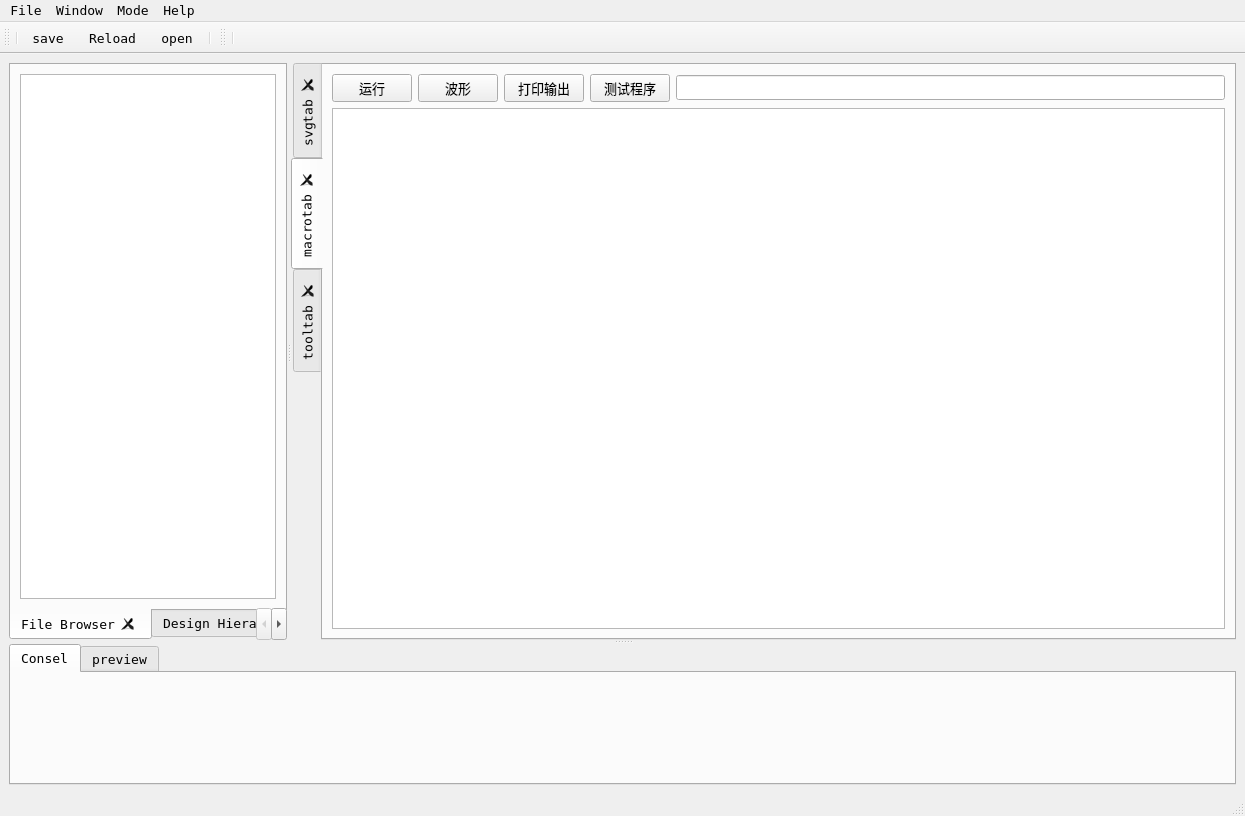
henry-czh/cbs_smt, file ui/uvs.ui: the form before one commit.
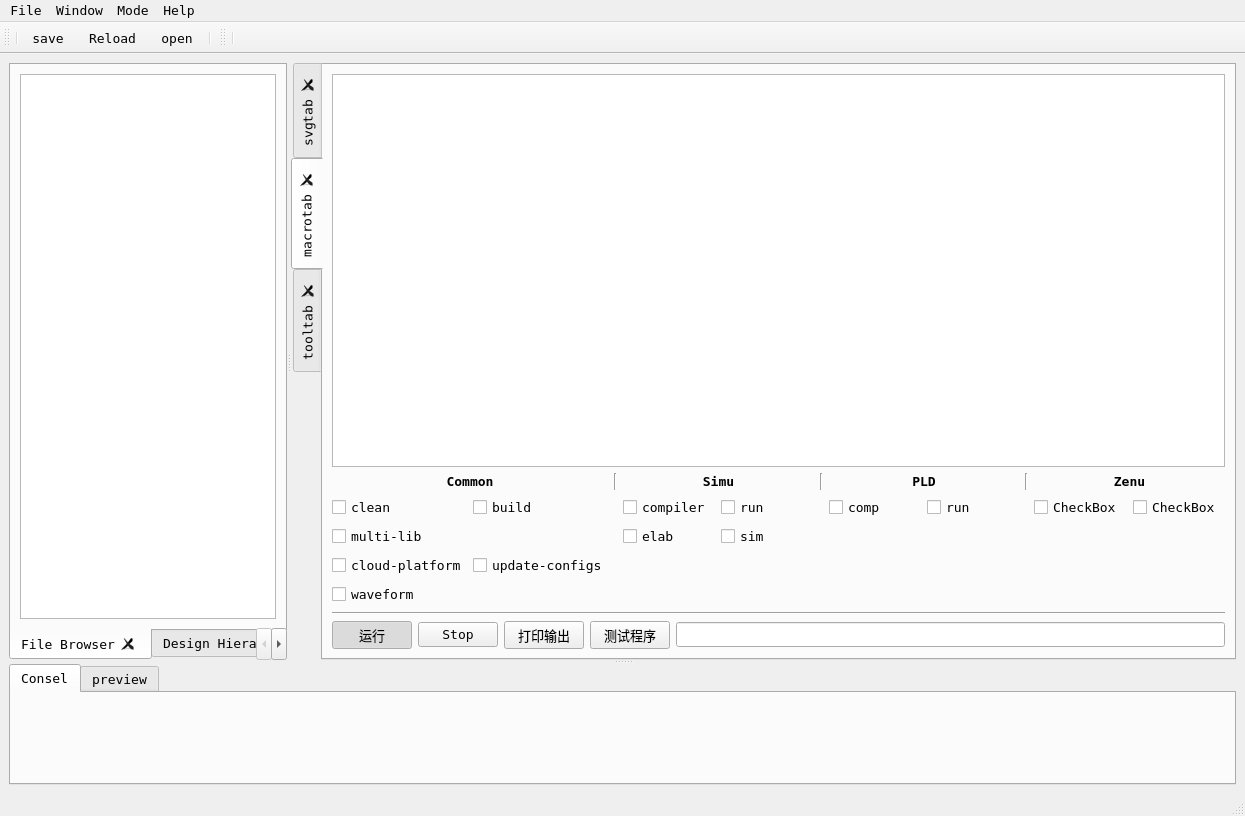
The form after the commit. The open tabs and pages were chosen to show the change. Icons and pictures are not drawn.

Patch:
```diff
--- a/ui/uvs.ui
+++ b/ui/uvs.ui
@@ -47,7 +47,7 @@
      <widget class="QSplitter" name="splitter_2">
       <property name="sizePolicy">
        <sizepolicy hsizetype="Expanding" vsizetype="Expanding">
-        <horstretch>8</horstretch>
+        <horstretch>7</horstretch>
         <verstretch>0</verstretch>
        </sizepolicy>
       </property>
@@ -357,52 +357,6 @@
           <string>macrotab</string>
          </attribute>
          <layout class="QVBoxLayout" name="verticalLayout_4">
-          <item>
-           <layout class="QHBoxLayout" name="horizontalLayout">
-            <item>
-             <widget class="QPushButton" name="pushButton_2">
-              <property name="text">
-               <string>运行</string>
-              </property>
-              <property name="icon">
-               <iconset>
-                <normaloff>ico/new_doc.png</normaloff>ico/new_doc.png</iconset>
-              </property>
-             </widget>
-            </item>
-            <item>
-             <widget class="QPushButton" name="pushButton">
-              <property name="text">
-               <string>波形</string>
-              </property>
-             </widget>
-            </item>
-            <item>
-             <widget class="QPushButton" name="pushButton_3">
-              <property name="text">
-               <string>打印输出</string>
-              </property>
-             </widget>
-            </item>
-            <item>
-             <widget class="QPushButton" name="pushButton_4">
-              <property name="text">
-               <string>测试程序</string>
-              </property>
-             </widget>
-            </item>
-            <item>
-             <widget class="QLineEdit" name="lineEdit">
-              <property name="tabletTracking">
-               <bool>true</bool>
-              </property>
-              <property name="clearButtonEnabled">
-               <bool>true</bool>
-              </property>
-             </widget>
-            </item>
-           </layout>
-          </item>
           <item>
            <widget class="QTableWidget" name="diag_table">
             <property name="dragEnabled">
@@ -440,6 +394,252 @@
             </attribute>
            </widget>
           </item>
+          <item>
+           <layout class="QGridLayout" name="gridLayout">
+            <item row="1" column="10">
+             <widget class="QCheckBox" name="checkBox_13">
+              <property name="text">
+               <string>CheckBox</string>
+              </property>
+             </widget>
+            </item>
+            <item row="0" column="6" colspan="2">
+             <widget class="QLabel" name="label_3">
+              <property name="font">
+               <font>
+                <weight>75</weight>
+                <bold>true</bold>
+               </font>
+              </property>
+              <property name="text">
+               <string>PLD</string>
+              </property>
+              <property name="alignment">
+               <set>Qt::AlignCenter</set>
+              </property>
+             </widget>
+            </item>
+            <item row="1" column="9">
+             <widget class="QCheckBox" name="checkBox_4">
+              <property name="text">
+               <string>CheckBox</string>
+              </property>
+             </widget>
+            </item>
+            <item row="1" column="0">
+             <widget class="QCheckBox" name="cleanCB">
+              <property name="text">
+               <string>clean</string>
+              </property>
+             </widget>
+            </item>
+            <item row="4" column="0">
+             <widget class="QCheckBox" name="waveCB">
+              <property name="text">
+               <string>waveform</string>
+              </property>
+             </widget>
+            </item>
+            <item row="0" column="2">
+             <widget class="Line" name="line_10">
+              <property name="orientation">
+               <enum>Qt::Vertical</enum>
+              </property>
+             </widget>
+            </item>
+            <item row="0" column="0" colspan="2">
+             <widget class="QLabel" name="label">
+              <property name="font">
+               <font>
+                <weight>75</weight>
+                <bold>true</bold>
+               </font>
+              </property>
+              <property name="text">
+               <string>Common</string>
+              </property>
+              <property name="alignment">
+               <set>Qt::AlignCenter</set>
+              </property>
+             </widget>
+            </item>
+            <item row="0" column="3" colspan="2">
+             <widget class="QLabel" name="label_2">
+              <property name="font">
+               <font>
+                <weight>75</weight>
+                <bold>true</bold>
+               </font>
+              </property>
+              <property name="text">
+               <string>Simu</string>
+              </property>
+              <property name="alignment">
+               <set>Qt::AlignCenter</set>
+              </property>
+             </widget>
+            </item>
+            <item row="0" column="5">
+             <widget class="Line" name="line_4">
+              <property name="orientation">
+               <enum>Qt::Vertical</enum>
+              </property>
+             </widget>
+            </item>
+            <item row="1" column="7">
+             <widget class="QCheckBox" name="pld_runCB">
+              <property name="text">
+               <string>run</string>
+              </property>
+             </widget>
+            </item>
+            <item row="1" column="3">
+             <widget class="QCheckBox" name="compiler">
+              <property name="text">
+               <string>compiler</string>
+              </property>
+             </widget>
+            </item>
+            <item row="0" column="9" colspan="2">
+             <widget class="QLabel" name="label_4">
+              <property name="font">
+               <font>
+                <weight>75</weight>
+                <bold>true</bold>
+               </font>
+              </property>
+              <property name="text">
+               <string>Zenu</string>
+              </property>
+              <property name="alignment">
+               <set>Qt::AlignCenter</set>
+              </property>
+             </widget>
+            </item>
+            <item row="1" column="6">
+             <widget class="QCheckBox" name="pldcompCB">
+              <property name="text">
+               <string>comp</string>
+              </property>
+             </widget>
+            </item>
+            <item row="1" column="1">
+             <widget class="QCheckBox" name="buildCB">
+              <property name="text">
+               <string>build</string>
+              </property>
+             </widget>
+            </item>
+            <item row="0" column="8">
+             <widget class="Line" name="line">
+              <property name="orientation">
+               <enum>Qt::Vertical</enum>
+              </property>
+             </widget>
+            </item>
+            <item row="2" column="0">
+             <widget class="QCheckBox" name="mlCB">
+              <property name="text">
+               <string>multi-lib</string>
+              </property>
+             </widget>
+            </item>
+            <item row="1" column="4">
+             <widget class="QCheckBox" name="simu_runCB">
+              <property name="text">
+               <string>run</string>
+              </property>
+             </widget>
+            </item>
+            <item row="2" column="3">
+             <widget class="QCheckBox" name="simu_elabCB">
+              <property name="text">
+               <string>elab</string>
+              </property>
+             </widget>
+            </item>
+            <item row="2" column="4">
+             <widget class="QCheckBox" name="simu_simCB">
+              <property name="text">
+               <string>sim</string>
+              </property>
+             </widget>
+            </item>
+            <item row="3" column="0">
+             <widget class="QCheckBox" name="cloudCB">
+              <property name="text">
+               <string>cloud-platform</string>
+              </property>
+             </widget>
+            </item>
+            <item row="3" column="1">
+             <widget class="QCheckBox" name="updateconfigsCB">
+              <property name="text">
+               <string>update-configs</string>
+              </property>
+             </widget>
+            </item>
+           </layout>
+          </item>
+          <item>
+           <widget class="Line" name="line_3">
+            <property name="orientation">
+             <enum>Qt::Horizontal</enum>
+            </property>
+           </widget>
+          </item>
+          <item>
+           <layout class="QHBoxLayout" name="horizontalLayout">
+            <item>
+             <widget class="QPushButton" name="run">
+              <property name="text">
+               <string>运行</string>
+              </property>
+              <property name="icon">
+               <iconset>
+                <normaloff>ico/new_doc.png</normaloff>ico/new_doc.png</iconset>
+              </property>
+              <property name="checkable">
+               <bool>true</bool>
+              </property>
+              <property name="checked">
+               <bool>true</bool>
+              </property>
+             </widget>
+            </item>
+            <item>
+             <widget class="QPushButton" name="pushButton">
+              <property name="text">
+               <string>Stop</string>
+              </property>
+             </widget>
+            </item>
+            <item>
+             <widget class="QPushButton" name="pushButton_3">
+              <property name="text">
+               <string>打印输出</string>
+              </property>
+             </widget>
+            </item>
+            <item>
+             <widget class="QPushButton" name="pushButton_4">
+              <property name="text">
+               <string>测试程序</string>
+              </property>
+             </widget>
+            </item>
+            <item>
+             <widget class="QLineEdit" name="lineEdit">
+              <property name="tabletTracking">
+               <bool>true</bool>
+              </property>
+              <property name="clearButtonEnabled">
+               <bool>true</bool>
+              </property>
+             </widget>
+            </item>
+           </layout>
+          </item>
          </layout>
         </widget>
         <widget class="QWidget" name="tooltab">
```
Left out of the diff: 8 changed lines with no effect on the pictures.
